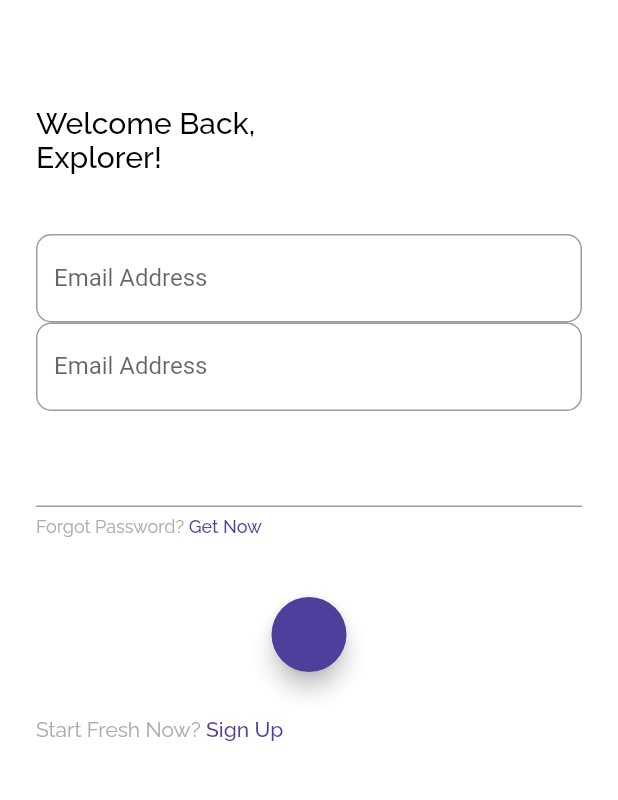
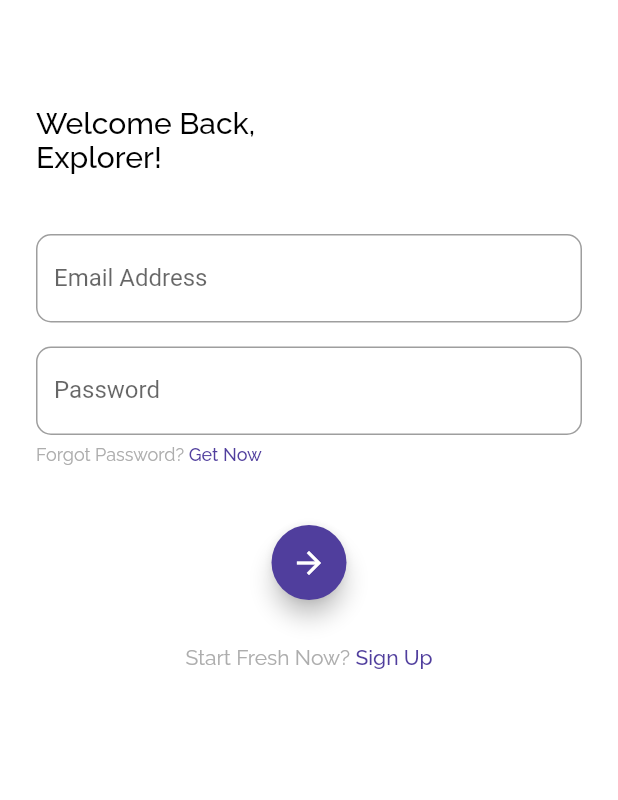
Before and after one commit to dwianaambarr/flutix, a Flutter app: the SignInPage screen opened directly, on a phone screen of 412 x 824 dp, the part 150-950 px from its top. Run offline on Flutter 3.47's test engine with Material 2 defaults, Android fonts, the phone set to English and light mode, and no system bars; our stand-ins replace bloc, cloud_firestore, equatable, firebase_auth, flutter_bloc, google_fonts; accounts and stored records are empty.

Commit message:
login page fixed

```diff
--- a/lib/bloc/theme_bloc.dart
+++ b/lib/bloc/theme_bloc.dart
@@ -15,7 +15,7 @@ class ThemeBloc extends Bloc<ThemeEvent, ThemeState>{
   Stream<ThemeState> mapEventToState(
     ThemeEvent event,
   ) async* {
-    if(event is Changetheme){
+    if(event is ChangeTheme){
       yield ThemeState(event.themeData);
     }
   }
--- a/lib/bloc/theme_event.dart
+++ b/lib/bloc/theme_event.dart
@@ -4,10 +4,10 @@ abstract class ThemeEvent extends Equatable{
   const ThemeEvent();
 }
 
-class Changetheme extends ThemeEvent{
+class ChangeTheme extends ThemeEvent{
   final ThemeData themeData;
 
-  const Changetheme(this.themeData);
+  const ChangeTheme(this.themeData);
 
   @override
   List<Object> get props => [themeData];
--- a/lib/main.dart
+++ b/lib/main.dart
@@ -22,10 +22,13 @@ class MyApp extends StatelessWidget {
                BlocProvider(create: (_) => UserBloc()),
                BlocProvider(create: (_) => ThemeBloc())
              ],
-        child: MaterialApp(
-        debugShowCheckedModeBanner: false,
-        home: Wrapper()
+        child: BlocBuilder<ThemeBloc, ThemeState>(
+                  builder: (_, themeState) => MaterialApp(
+                    theme: themeState.themeData,
+          debugShowCheckedModeBanner: false,
+          home: Wrapper()
 
+          ),
         ),
            ),
     );
--- a/lib/shared/theme.dart
+++ b/lib/shared/theme.dart
@@ -5,7 +5,7 @@ const double defaultMargin = 24;
 
 Color mainColor = Color(0xFF503E9D);
 Color accentColor1 = Color(0xFF2C1F63);
-Color accentColor2 = Color(0xFF503E9D);
+Color accentColor2 = Color(0xFFFBD460);
 Color accentColor3 = Color(0xFFADADAD);
 
 TextStyle blackTextFont = GoogleFonts.raleway()
--- a/lib/ui/pages/sign_in_page.dart
+++ b/lib/ui/pages/sign_in_page.dart
@@ -17,6 +17,10 @@ class _SignInPageState extends State<SignInPage>{
   @override
   // TODO: implement widget
   Widget build(BuildContext context){
+    context
+    .bloc<ThemeBloc>()
+    .add(ChangeTheme(ThemeData().copyWith(primaryColor: accentColor2)));
+
     return Scaffold(
       backgroundColor:  Colors.white,
       // appBar: AppBar(title:  Text("Sign In Page"),),
@@ -32,7 +36,8 @@ class _SignInPageState extends State<SignInPage>{
             SizedBox(height: 70, child: Image.asset("assets/logo.png"),),
             Container(
               margin: EdgeInsets.only(top: 70, bottom: 40),
-              child: Text("Welcome Back,\nExplorer!", style: blackTextFont.copyWith(fontSize: 20),),
+              child: Text("Welcome Back,\nExplorer!",
+              style: blackTextFont.copyWith(fontSize: 20),),
             ),
             TextField(
               controller:  emailController,
@@ -44,20 +49,20 @@ class _SignInPageState extends State<SignInPage>{
               hintText: "Email Address"
               ),
             ),
+            SizedBox(height: 16,
+            ),
             TextField(
               controller:  passwordController, obscureText: true,
               decoration:  InputDecoration(
                 border:  OutlineInputBorder(
                   borderRadius: BorderRadius.circular(10),
                 ),
-              labelText: "Email Address",
-              hintText: "Email Address"
+              labelText: "Password",
+              hintText: "Password"
               ),
             ),
-            SizedBox(height: 16,
+            SizedBox(height: 6,
             ),
-            TextField(),
-            SizedBox(height: 6,),
             Row(
               children: <Widget>[
                 Text("Forgot Password? ",
@@ -77,14 +82,19 @@ class _SignInPageState extends State<SignInPage>{
                 height: 50,
                 margin: EdgeInsets.only(top: 40, bottom: 30),
                 child: FloatingActionButton(
+                  child:  Icon(Icons.arrow_forward),
                   backgroundColor: mainColor,
                   onPressed: () {}),
                 ),
             ),
 
-            Row(children: <Widget>[
-              Text("Start Fresh Now? ", style: greyTextFont.copyWith(fontWeight: FontWeight.w400),),
-              Text("Sign Up", style: purpleTextFont,
+            Row(
+              mainAxisAlignment: MainAxisAlignment.center,
+              children: <Widget>[
+              Text("Start Fresh Now? ",
+              style: greyTextFont.copyWith(fontWeight: FontWeight.w400),),
+              Text("Sign Up",
+              style: purpleTextFont,
               )
             ])
           ],
```
